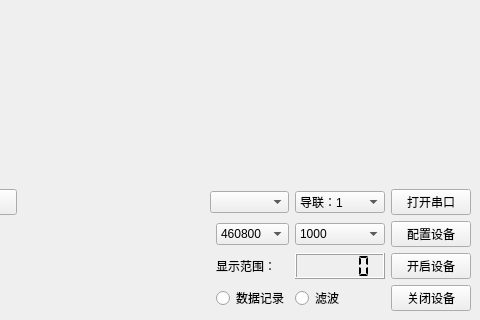
First picture: the form in LuoDeviceTest/src/mainwindow.ui, repository lfsty/LuoDeviceTest, before the edit; both pictures show x 126 to 606 and y 253 to 573 of the 606 by 573 pixel window.
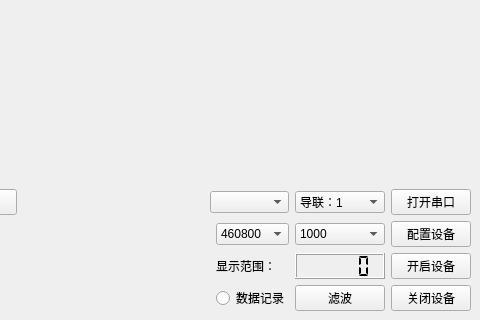
Second picture: the form after the edit. Custom widgets are drawn as their Qt base class.

```diff
--- a/LuoDeviceTest/src/mainwindow.ui
+++ b/LuoDeviceTest/src/mainwindow.ui
@@ -102,16 +102,6 @@
         </property>
        </widget>
       </item>
-      <item row="4" column="5">
-       <widget class="QRadioButton" name="m_radioButton_filter">
-        <property name="text">
-         <string>滤波</string>
-        </property>
-        <property name="autoExclusive">
-         <bool>false</bool>
-        </property>
-       </widget>
-      </item>
       <item row="2" column="0" colspan="2">
        <widget class="QLabel" name="m_label_errorNum_parity">
         <property name="text">
@@ -216,6 +206,13 @@
         </property>
        </widget>
       </item>
+      <item row="4" column="5">
+       <widget class="QPushButton" name="m_pushButton_filter">
+        <property name="text">
+         <string>滤波</string>
+        </property>
+       </widget>
+      </item>
      </layout>
     </item>
    </layout>
```
